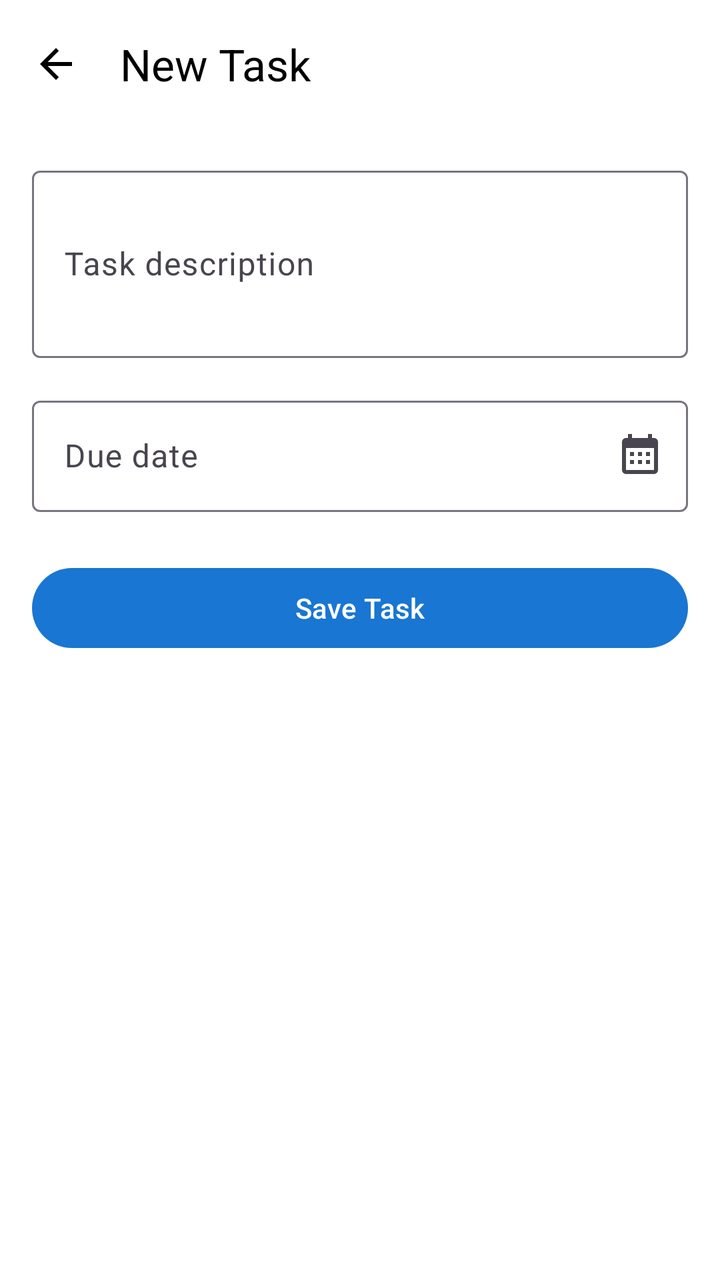
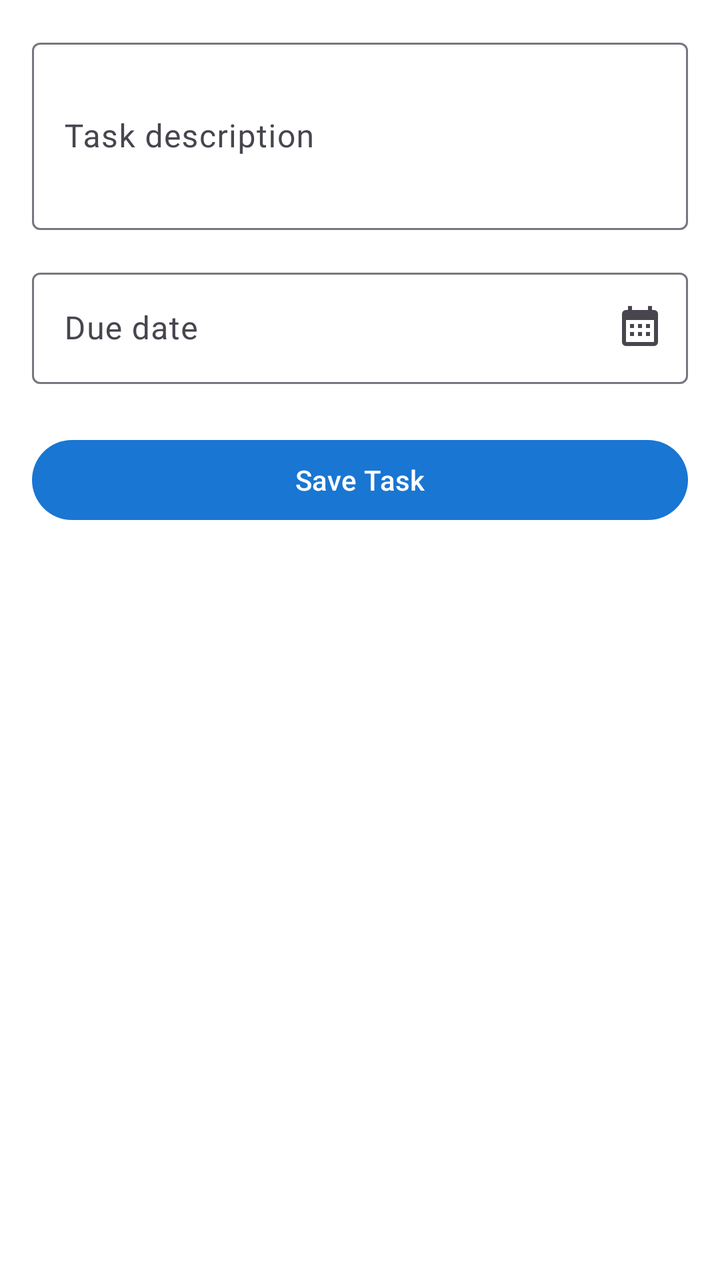

Two renders of the same Android screen: before a commit and after it. Below are the layout's source before the change and the commit's diff.
<!-- AndroidManifest.xml: application theme Theme.TodoAndroid -->
<!-- res/layout/fragment_add_task.xml -->
<?xml version="1.0" encoding="utf-8"?>
<androidx.constraintlayout.widget.ConstraintLayout
    xmlns:android="http://schemas.android.com/apk/res/android"
    xmlns:app="http://schemas.android.com/apk/res-auto"
    android:layout_width="match_parent"
    android:layout_height="match_parent">

    <com.google.android.material.appbar.MaterialToolbar
        android:id="@+id/toolbar"
        android:layout_width="0dp"
        android:layout_height="?attr/actionBarSize"
        android:background="?attr/colorSurface"
        app:navigationIcon="@drawable/ic_back"
        app:navigationIconTint="?attr/colorOnSurface"
        app:title="@string/add_task_title"
        app:titleTextColor="?attr/colorOnSurface"
        app:layout_constraintTop_toTopOf="parent"
        app:layout_constraintStart_toStartOf="parent"
        app:layout_constraintEnd_toEndOf="parent" />

    <com.google.android.material.textfield.TextInputLayout
        android:id="@+id/textInputLayoutTaskText"
        android:layout_width="0dp"
        android:layout_height="wrap_content"
        android:layout_marginTop="16dp"
        android:layout_marginStart="16dp"
        android:layout_marginEnd="16dp"
        android:hint="@string/hint_task_text"
        style="@style/Widget.Material3.TextInputLayout.OutlinedBox"
        app:layout_constraintTop_toBottomOf="@id/toolbar"
        app:layout_constraintStart_toStartOf="parent"
        app:layout_constraintEnd_toEndOf="parent">

        <com.google.android.material.textfield.TextInputEditText
            android:id="@+id/editTextTaskText"
            android:layout_width="match_parent"
            android:layout_height="wrap_content"
            android:inputType="textMultiLine"
            android:minLines="3" />

    </com.google.android.material.textfield.TextInputLayout>

    <com.google.android.material.textfield.TextInputLayout
        android:id="@+id/textInputLayoutDateLimit"
        android:layout_width="0dp"
        android:layout_height="wrap_content"
        android:layout_marginTop="16dp"
        android:layout_marginStart="16dp"
        android:layout_marginEnd="16dp"
        android:hint="@string/hint_date_limit"
        style="@style/Widget.Material3.TextInputLayout.OutlinedBox"
        app:endIconMode="custom"
        app:endIconDrawable="@drawable/ic_calendar"
        app:layout_constraintTop_toBottomOf="@id/textInputLayoutTaskText"
        app:layout_constraintStart_toStartOf="parent"
        app:layout_constraintEnd_toEndOf="parent">

        <com.google.android.material.textfield.TextInputEditText
            android:id="@+id/editTextDateLimit"
            android:layout_width="match_parent"
            android:layout_height="wrap_content"
            android:focusable="false"
            android:clickable="true" />

    </com.google.android.material.textfield.TextInputLayout>

    <com.google.android.material.button.MaterialButton
        android:id="@+id/buttonSaveTask"
        android:layout_width="0dp"
        android:layout_height="wrap_content"
        android:layout_marginTop="24dp"
        android:layout_marginStart="16dp"
        android:layout_marginEnd="16dp"
        android:text="@string/button_save_task"
        app:layout_constraintTop_toBottomOf="@id/textInputLayoutDateLimit"
        app:layout_constraintStart_toStartOf="parent"
        app:layout_constraintEnd_toEndOf="parent" />

    <com.google.android.material.progressindicator.CircularProgressIndicator
        android:id="@+id/progressBar"
        android:layout_width="wrap_content"
        android:layout_height="wrap_content"
        android:layout_marginTop="16dp"
        android:indeterminate="true"
        android:visibility="gone"
        android:contentDescription="@string/loading"
        app:layout_constraintTop_toBottomOf="@id/buttonSaveTask"
        app:layout_constraintStart_toStartOf="parent"
        app:layout_constraintEnd_toEndOf="parent" />

</androidx.constraintlayout.widget.ConstraintLayout>
<!-- resources referenced by this layout -->
<resources>
  <!-- drawable ic_back (drawable) -->
  <?xml version="1.0" encoding="utf-8"?>
  <vector xmlns:android="http://schemas.android.com/apk/res/android"
      android:width="24dp"
      android:height="24dp"
      android:viewportWidth="24"
      android:viewportHeight="24">
      <path
          android:fillColor="@android:color/black"
          android:pathData="M20,11H7.83l5.59,-5.59L12,4l-8,8 8,8 1.41,-1.41L7.83,13H20v-2z"/>
  </vector>
  <!-- drawable ic_calendar (drawable) -->
  <?xml version="1.0" encoding="utf-8"?>
  <vector xmlns:android="http://schemas.android.com/apk/res/android"
      android:width="24dp"
      android:height="24dp"
      android:viewportWidth="24"
      android:viewportHeight="24">
      <path
          android:fillColor="?attr/colorOnSurface"
          android:pathData="M19,3h-1V1h-2v2H8V1H6v2H5c-1.11,0 -1.99,0.9 -1.99,2L3,19c0,1.1 0.89,2 2,2h14c1.1,0 2,-0.9 2,-2V5c0,-1.1 -0.9,-2 -2,-2zM19,19H5V8h14v11zM9,10H7v2h2v-2zM13,10h-2v2h2v-2zM17,10h-2v2h2v-2zM9,14H7v2h2v-2zM13,14h-2v2h2v-2zM17,14h-2v2h2v-2z"/>
  </vector>
  <string name="add_task_title">New Task</string>
  <string name="button_save_task">Save Task</string>
  <string name="hint_date_limit">Due date</string>
  <string name="hint_task_text">Task description</string>
  <string name="loading">Loading…</string>
  <style name="Theme.TodoAndroid" parent="Theme.Material3.DayNight.NoActionBar">
          
          <item name="colorPrimary">@color/colorPrimary</item>
          <item name="colorPrimaryContainer">@color/colorPrimaryDark</item>
          <item name="colorOnPrimary">@android:color/white</item>
          
          <item name="colorSecondary">@color/colorAccent</item>
          <item name="colorSecondaryContainer">@color/colorAccent</item>
          
          <item name="colorSurface">@color/colorSurface</item>
          <item name="colorOnSurface">@color/colorOnSurface</item>
          
          <item name="android:colorBackground">@color/colorBackground</item>
          
          <item name="android:statusBarColor">@android:color/transparent</item>
          <item name="android:windowLightStatusBar">true</item>
          <item name="android:windowBackground">@color/colorBackground</item>
      </style>
  <color name="colorPrimary">#1976D2</color>
  <color name="colorPrimaryDark">#1565C0</color>
  <color name="colorAccent">#03DAC5</color>
  <color name="colorSurface">#FFFFFF</color>
  <color name="colorOnSurface">#000000</color>
  <color name="colorBackground">#FFFFFF</color>
</resources>

<!-- the commit's change to res/layout/fragment_add_task.xml (unified diff, before → after) -->
@@ -4,19 +4,6 @@
     xmlns:app="http://schemas.android.com/apk/res-auto"
     android:layout_width="match_parent"
     android:layout_height="match_parent">
-
-    <com.google.android.material.appbar.MaterialToolbar
-        android:id="@+id/toolbar"
-        android:layout_width="0dp"
-        android:layout_height="?attr/actionBarSize"
-        android:background="?attr/colorSurface"
-        app:navigationIcon="@drawable/ic_back"
-        app:navigationIconTint="?attr/colorOnSurface"
-        app:title="@string/add_task_title"
-        app:titleTextColor="?attr/colorOnSurface"
-        app:layout_constraintTop_toTopOf="parent"
-        app:layout_constraintStart_toStartOf="parent"
-        app:layout_constraintEnd_toEndOf="parent" />
 
     <com.google.android.material.textfield.TextInputLayout
         android:id="@+id/textInputLayoutTaskText"
@@ -27,7 +14,7 @@
         android:layout_marginEnd="16dp"
         android:hint="@string/hint_task_text"
         style="@style/Widget.Material3.TextInputLayout.OutlinedBox"
-        app:layout_constraintTop_toBottomOf="@id/toolbar"
+        app:layout_constraintTop_toTopOf="parent"
         app:layout_constraintStart_toStartOf="parent"
         app:layout_constraintEnd_toEndOf="parent">
 
<!-- resource entries referenced after the edit -->
@@ -1,16 +1,5 @@
 <!-- resources referenced by this layout -->
 <resources>
-  <!-- drawable ic_back (drawable) -->
-  <?xml version="1.0" encoding="utf-8"?>
-  <vector xmlns:android="http://schemas.android.com/apk/res/android"
-      android:width="24dp"
-      android:height="24dp"
-      android:viewportWidth="24"
-      android:viewportHeight="24">
-      <path
-          android:fillColor="@android:color/black"
-          android:pathData="M20,11H7.83l5.59,-5.59L12,4l-8,8 8,8 1.41,-1.41L7.83,13H20v-2z"/>
-  </vector>
   <!-- drawable ic_calendar (drawable) -->
   <?xml version="1.0" encoding="utf-8"?>
   <vector xmlns:android="http://schemas.android.com/apk/res/android"
@@ -22,7 +11,6 @@
           android:fillColor="?attr/colorOnSurface"
           android:pathData="M19,3h-1V1h-2v2H8V1H6v2H5c-1.11,0 -1.99,0.9 -1.99,2L3,19c0,1.1 0.89,2 2,2h14c1.1,0 2,-0.9 2,-2V5c0,-1.1 -0.9,-2 -2,-2zM19,19H5V8h14v11zM9,10H7v2h2v-2zM13,10h-2v2h2v-2zM17,10h-2v2h2v-2zM9,14H7v2h2v-2zM13,14h-2v2h2v-2zM17,14h-2v2h2v-2z"/>
   </vector>
-  <string name="add_task_title">New Task</string>
   <string name="button_save_task">Save Task</string>
   <string name="hint_date_limit">Due date</string>
   <string name="hint_task_text">Task description</string>
